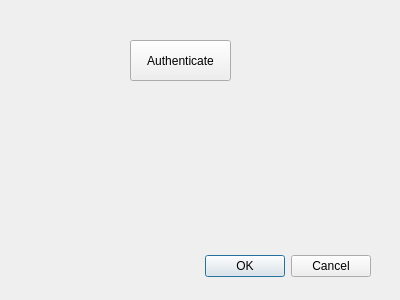
Above: src/UI/settings-dialog.ui from OPENSPHERE-Inc/src-link before the change. Below: the same form after it.
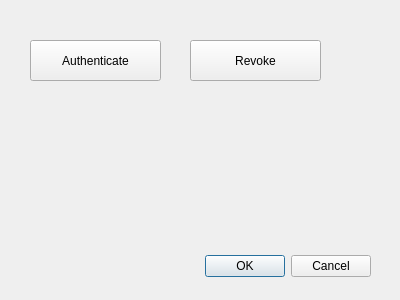
That is the form after the change.

Diff of the .ui file:
```diff
--- a/src/UI/settings-dialog.ui
+++ b/src/UI/settings-dialog.ui
@@ -32,9 +32,9 @@
   <widget class="QPushButton" name="authButton">
    <property name="geometry">
     <rect>
-     <x>130</x>
+     <x>30</x>
      <y>40</y>
-     <width>101</width>
+     <width>131</width>
      <height>41</height>
     </rect>
    </property>
@@ -42,6 +42,19 @@
     <string>Authenticate</string>
    </property>
   </widget>
+  <widget class="QPushButton" name="revokeButton">
+   <property name="geometry">
+    <rect>
+     <x>190</x>
+     <y>40</y>
+     <width>131</width>
+     <height>41</height>
+    </rect>
+   </property>
+   <property name="text">
+    <string>Revoke</string>
+   </property>
+  </widget>
  </widget>
  <resources/>
  <connections>
```
